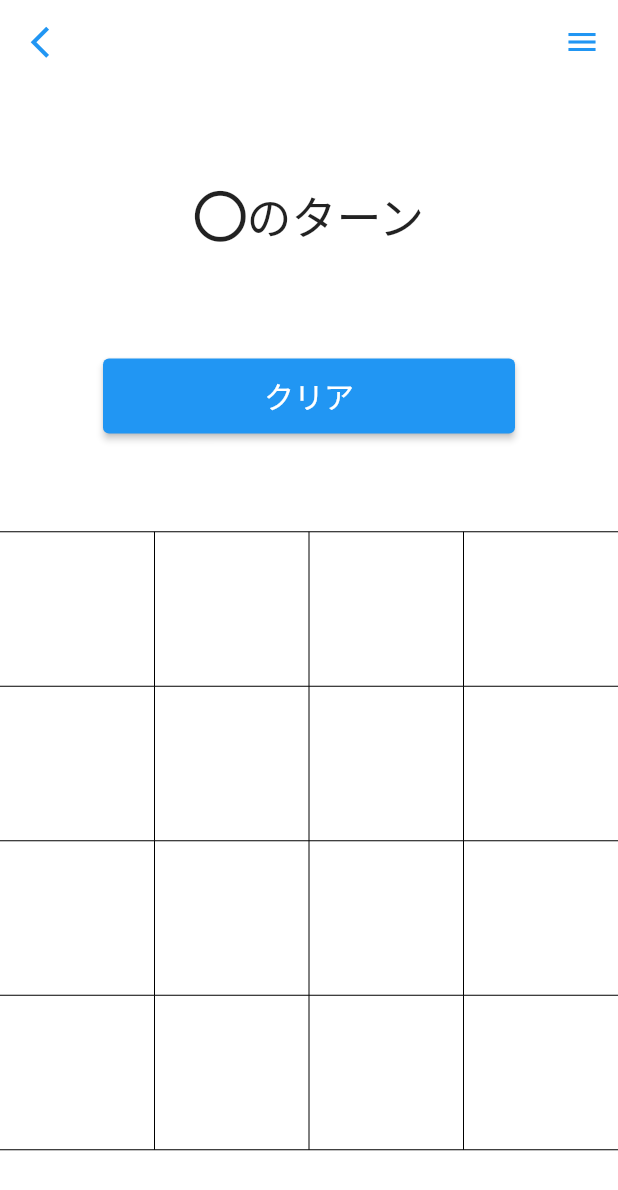
After one commit to iseruuuuu/marubatu_3_app, a Flutter app: the MyHomePage screen opened directly, item 2 of the bottom bar chosen, after a tap on "クリア", on a phone screen of 412 x 824 dp. The commit adds this screen. Shown: the top 1190 px of the screen. Run offline on Flutter 3.47's test engine with Material 2 defaults, Android fonts, the phone set to English and light mode, and no system bars; our stand-ins replace font_awesome_flutter.

Commit message:
２画面を追加

```diff
--- /dev/null
+++ b/lib/game_screen.dart
@@ -0,0 +1,362 @@
+import 'dart:math';
+
+import 'package:barubatu_3_app/model/model.dart';
+import 'package:flutter/material.dart';
+import 'package:font_awesome_flutter/font_awesome_flutter.dart';
+
+class MyHomePage extends StatefulWidget {
+  const MyHomePage({Key? key}) : super(key: key);
+
+  @override
+  _MyHomePageState createState() => _MyHomePageState();
+}
+
+class _MyHomePageState extends State<MyHomePage> {
+  //playerの設定。。。。◯->true   ,✖︎→false
+  bool turnOfCircle = true;
+  List<PieceStatus> statusList = List.filled(16, PieceStatus.none);
+  GameStatus gameStatus = GameStatus.play;
+  List<Widget> buildLine = [Container()];
+  double lineThickness = 4.0;
+  late double lineWidth;
+  final List<List<int>> settlementListHorizontal = [
+    //横の勝ち方
+    [0, 1, 2, 3],
+    [4, 5, 6, 7],
+    [8, 9, 10, 11],
+    [12, 13, 14, 15],
+  ];
+
+  //横の勝ち方
+  final List<List<int>> settlementListVertical = [
+    [0, 4, 8, 12],
+    [1, 5, 9, 13],
+    [2, 6, 10, 14],
+    [3, 7, 11, 15],
+  ];
+  final List<List<int>> settlementListDiagonal = [
+    //斜めの勝ち方
+    [0, 5, 10, 15],
+    [3, 6, 9, 12],
+  ];
+  final List<List<int>> settlementListfour = [
+    //正方形
+    //1列目の
+    [0, 1, 4, 5],
+    [2, 3, 6, 7],
+    [1, 2, 5, 6],
+    //２列目
+    [4, 5, 8, 9],
+    [5, 6, 9, 10],
+    [6, 7, 10, 11],
+    //3列目
+    [8, 9, 12, 13],
+    [9, 10, 13, 14],
+    [10, 11, 14, 15],
+  ];
+
+  @override
+  Widget build(BuildContext context) {
+    lineWidth = MediaQuery.of(context).size.width;
+    return Scaffold(
+      backgroundColor: Colors.white,
+      appBar: AppBar(
+        backgroundColor: Colors.white,
+        elevation: 0,
+        leading: Padding(
+          padding: const EdgeInsets.only(left: 10),
+          child: IconButton(
+            icon: const Icon(
+              Icons.arrow_back_ios,
+              color: Colors.blue,
+              size: 25,
+            ),
+            onPressed: () {
+              Navigator.pop(context);
+            },
+          ),
+        ),
+        actions: [
+          IconButton(
+            icon: const Icon(
+              Icons.menu,
+              color: Colors.blue,
+            ),
+            onPressed: () {
+              showDialog(
+                context: context,
+                builder: (_) {
+                  return AlertDialog(
+                    title: const Center(
+                      child: Text(
+                        '勝ち手一覧',
+                        style: TextStyle(
+                          fontSize: 25,
+                        ),
+                      ),
+                    ),
+                    content: Image.asset(
+                      'assets/images/1.png',
+                    ),
+                  );
+                },
+              );
+            },
+          ),
+        ],
+      ),
+      body: Column(
+        mainAxisAlignment: MainAxisAlignment.spaceEvenly,
+        children: [
+          Padding(
+            padding: const EdgeInsets.all(8.0),
+            child: Center(
+              child: buildRow(),
+            ),
+          ),
+          Padding(
+            padding: const EdgeInsets.all(8.0),
+            child: SizedBox(
+              width: MediaQuery.of(context).size.width / 1.5,
+              height: 50,
+              child: ElevatedButton(
+                child: const Text(
+                  'クリア',
+                  style: TextStyle(
+                    fontSize: 20,
+                  ),
+                ),
+                onPressed: () {
+                  setState(() {
+                    turnOfCircle = true;
+                    statusList = List.filled(16, PieceStatus.none);
+                    gameStatus = GameStatus.play;
+                    buildLine = [Container()];
+                  });
+                },
+              ),
+            ),
+          ),
+          buildColumn(),
+        ],
+      ),
+    );
+  }
+
+  Widget buildRow() {
+    switch (gameStatus) {
+      case GameStatus.play:
+        return Row(
+          mainAxisAlignment: MainAxisAlignment.center,
+          children: [
+            turnOfCircle
+                ? const Icon(
+                    FontAwesomeIcons.circle,
+                    size: 35,
+                  )
+                : const Icon(
+                    Icons.clear,
+                    size: 40,
+                  ),
+            const Text('のターン', style: TextStyle(fontSize: 30)),
+          ],
+        );
+      case GameStatus.draw:
+        return const Text("引き分けです。", style: TextStyle(fontSize: 30));
+      case GameStatus.settlement:
+        return Row(
+          children: [
+            !turnOfCircle
+                ? const Icon(
+                    FontAwesomeIcons.circle,
+                    size: 35,
+                  )
+                : const Icon(
+                    Icons.clear,
+                    size: 40,
+                  ),
+            const Text("の勝ち!!", style: TextStyle(fontSize: 30)),
+          ],
+        );
+      default:
+        return Container();
+    }
+  }
+
+  Widget buildColumn() {
+    List<Widget> _columnChildren = [
+      const Divider(
+        height: 0.0,
+        color: Colors.black,
+      ),
+    ];
+    List<Widget> _rowChildren = [];
+    for (int j = 0; j < 4; j++) {
+      //横の行を作成するもの
+      for (int i = 0; i < 4; i++) {
+        int _index = j * 4 + i;
+        _rowChildren.add(
+          Expanded(
+            child: InkWell(
+              onTap: gameStatus == GameStatus.play
+                  ? () {
+                      if (statusList[_index] == PieceStatus.none) {
+                        statusList[_index] = turnOfCircle
+                            ? PieceStatus.circle
+                            : PieceStatus.cross;
+                        turnOfCircle = !turnOfCircle;
+                        confirmResult();
+                      }
+                      setState(() {});
+                    }
+                  : null,
+              child: AspectRatio(
+                aspectRatio: 1.0,
+                child: Row(
+                  children: [
+                    Expanded(child: build1(statusList[_index])),
+                    (i == 3)
+                        ? Container()
+                        : const VerticalDivider(
+                            width: 0.0,
+                            color: Colors.black,
+                          ),
+                  ],
+                ),
+              ),
+            ),
+          ),
+        );
+      }
+      _columnChildren.add(
+        Row(
+          children: _rowChildren,
+        ),
+      );
+      _columnChildren.add(const Divider(
+        height: 0.0,
+        color: Colors.black,
+      ));
+      _rowChildren = [];
+    }
+    return Stack(
+      children: [
+        Column(children: _columnChildren),
+        Stack(
+          children: buildLine,
+        ),
+      ],
+    );
+  }
+
+  Container build1(PieceStatus pieceStatus) {
+    switch (pieceStatus) {
+      case PieceStatus.none:
+        return Container();
+      case PieceStatus.circle:
+        return Container(
+          child: const Icon(
+            FontAwesomeIcons.circle,
+            color: Colors.blue,
+            size: 60,
+          ),
+        );
+      case PieceStatus.cross:
+        return Container(
+          child: const Icon(
+            Icons.clear,
+            size: 70,
+            color: Colors.red,
+          ),
+        );
+      default:
+        return Container();
+    }
+  }
+
+  void confirmResult() {
+    if (!statusList.contains(PieceStatus.none)) {
+      gameStatus = GameStatus.draw;
+    }
+
+    //行における勝敗のパターン
+    for (int i = 0; i < settlementListHorizontal.length; i++) {
+      if (statusList[settlementListHorizontal[i][0]] ==
+              statusList[settlementListHorizontal[i][1]] &&
+          statusList[settlementListHorizontal[i][1]] ==
+              statusList[settlementListHorizontal[i][2]] &&
+          statusList[settlementListHorizontal[i][2]] ==
+              statusList[settlementListHorizontal[i][3]] &&
+          statusList[settlementListHorizontal[i][0]] != PieceStatus.none) {
+        buildLine.add(Container(
+          margin: EdgeInsets.only(
+              top: lineWidth / 3 * i + lineWidth / 6 - lineThickness / 2),
+        ));
+        gameStatus = GameStatus.settlement;
+      }
+    }
+
+    //行における勝敗のパターン
+    for (int i = 0; i < settlementListVertical.length; i++) {
+      if (statusList[settlementListVertical[i][0]] ==
+              statusList[settlementListVertical[i][1]] &&
+          statusList[settlementListVertical[i][1]] ==
+              statusList[settlementListVertical[i][2]] &&
+          statusList[settlementListVertical[i][2]] ==
+              statusList[settlementListVertical[i][3]] &&
+          statusList[settlementListVertical[i][0]] != PieceStatus.none) {
+        buildLine.add(Container(
+          margin: EdgeInsets.only(
+              left: lineWidth / 3 * i + lineWidth / 6 - lineThickness / 2),
+        ));
+        gameStatus = GameStatus.settlement;
+      }
+    }
+
+    //斜めにおける勝敗パターン
+    for (int i = 0; i < settlementListDiagonal.length; i++) {
+      if (statusList[settlementListDiagonal[i][0]] ==
+              statusList[settlementListDiagonal[i][1]] &&
+          statusList[settlementListDiagonal[i][1]] ==
+              statusList[settlementListDiagonal[i][2]] &&
+          statusList[settlementListDiagonal[i][2]] ==
+              statusList[settlementListDiagonal[i][3]] &&
+          statusList[settlementListDiagonal[i][0]] != PieceStatus.none) {
+        buildLine.add(
+          Transform.rotate(
+            alignment: i == 0 ? Alignment.topLeft : Alignment.topRight,
+            angle: i == 0 ? -pi / 4 : pi / 4,
+            child: Container(
+                width: lineThickness,
+                margin: EdgeInsets.only(
+                    left: i == 0 ? 0.0 : lineWidth - lineThickness)),
+          ),
+        );
+        gameStatus = GameStatus.settlement;
+      }
+    }
+
+    //行における勝敗のパターン
+    for (int i = 0; i < settlementListfour.length; i++) {
+      if (statusList[settlementListfour[i][0]] ==
+              statusList[settlementListfour[i][1]] &&
+          statusList[settlementListfour[i][1]] ==
+              statusList[settlementListfour[i][2]] &&
+          statusList[settlementListfour[i][2]] ==
+              statusList[settlementListfour[i][3]] &&
+          statusList[settlementListfour[i][0]] != PieceStatus.none) {
+        buildLine.add(
+          Transform.rotate(
+            alignment: i == 0 ? Alignment.topLeft : Alignment.topRight,
+            angle: i == 0 ? -pi / 4 : pi / 4,
+            child: Container(
+                width: lineThickness,
+                margin: EdgeInsets.only(
+                    left: i == 0 ? 0.0 : lineWidth - lineThickness)),
+          ),
+        );
+        gameStatus = GameStatus.settlement;
+      }
+    }
+  }
+}
--- a/lib/home_screen.dart
+++ b/lib/home_screen.dart
@@ -1,6 +1,5 @@
 import 'package:flutter/material.dart';
 import 'package:font_awesome_flutter/font_awesome_flutter.dart';
-
 
 class HomeScreen extends StatefulWidget {
   const HomeScreen({Key? key}) : super(key: key);
@@ -21,16 +20,27 @@ class _HomeScreenState extends State<HomeScreen> {
         child: Column(
           mainAxisAlignment: MainAxisAlignment.center,
           children: [
-            const Text('4×4', style: TextStyle(fontSize: 50)),
             Row(
               mainAxisAlignment: MainAxisAlignment.center,
               children: const [
-                Icon(FontAwesomeIcons.circle,
+                Icon(
+                  FontAwesomeIcons.circle,
                   size: 40,
                   color: Colors.blue,
                 ),
-                Icon(Icons.clear, size: 45, color: Colors.red),
-                Text('ゲーム', style: TextStyle(fontSize: 40)),
+                Icon(Icons.clear, size: 50, color: Colors.red),
+                Icon(
+                  FontAwesomeIcons.square,
+                  size: 40,
+                  color: Colors.green,
+                ),
+                SizedBox(
+                  width: 10,
+                ),
+                Text(
+                  'ゲーム',
+                  style: TextStyle(fontSize: 40),
+                ),
               ],
             ),
             const SizedBox(height: 40),
@@ -38,31 +48,15 @@ class _HomeScreenState extends State<HomeScreen> {
               width: 280,
               height: 60,
               child: ElevatedButton(
-                onPressed: () {
-                  Navigator.push(
-                    context,
-                    MaterialPageRoute(builder: (context) => const MyHomePage()),
-                  );
-                },
+                onPressed: () {},
+                // onPressed: () {
+                //   Navigator.push(
+                //     context,
+                //     MaterialPageRoute(builder: (context) => const MyHomePage()),
+                //   );
+                // },
                 child: const Text(
-                  '友達と対戦',
-                  style: TextStyle(fontSize: 25),
-                ),
-              ),
-            ),
-            const SizedBox(height: 40),
-            SizedBox(
-              width: 280,
-              height: 60,
-              child: ElevatedButton(
-                onPressed: () {
-                  Navigator.of(context).push(
-                    MaterialPageRoute(builder: (context)=> const CPUHomePage(),
-                    ),
-                  );
-                },
-                child: const Text(
-                  'CPUと対戦',
+                  '3人で対戦',
                   style: TextStyle(fontSize: 25),
                 ),
               ),
@@ -72,137 +66,4 @@ class _HomeScreenState extends State<HomeScreen> {
       ),
     );
   }
-
-  Widget Dialog() {
-    showDialog(
-      context: context,
-      builder: (_) {
-        return AlertDialog(
-          shape: const RoundedRectangleBorder(
-              borderRadius: BorderRadius.all(Radius.circular(32.0))),
-          title: const Text(
-            '現在開発中！',
-            textAlign: TextAlign.center,
-            style: TextStyle(fontSize: 30),
-          ),
-          content: const Text(
-            '',
-            textAlign: TextAlign.center,
-            style: TextStyle(fontSize: 15),
-          ),
-          actions: [
-            const Divider(
-              color: Colors.black,
-            ),
-            Row(
-              mainAxisAlignment: MainAxisAlignment.spaceEvenly,
-              children: [
-                ElevatedButton(
-                  onPressed: () {
-                    Navigator.pop(context);
-                  },
-                  child: const Text(
-                    'いいえ',
-                    style: TextStyle(
-                      color: Colors.blue,
-                      fontSize: 20,
-                    ),
-                  ),
-                ),
-              ],
-            ),
-          ],
-        );
-      },
-    );
-    return Dialog();
-  }
-
-  void action() {
-    Navigator.pop(context);
-  }
 }
-
-/*TODO 　現在使われているやつ！
- showDialog(
-                    context: context,
-                    builder: (_) {
-                      return AlertDialog(
-                        title: const Center(
-                          child: Text(
-                            "現在開発中",
-                            style: TextStyle(fontSize: 20),
-                          ),
-                        ),
-                        content: const Text(
-                          "少々お待ちください",
-                          style: TextStyle(fontSize: 20),
-                        ),
-                        actions: <Widget>[
-                          // ボタン領域
-                          const Spacer(),
-                          Center(
-                            child: TextButton(
-                              child: const Text(
-                                "閉じる",
-                                style: TextStyle(
-                                  color: Colors.red,
-                                  fontSize: 20,
-                                ),
-                              ),
-                              onPressed: () => Navigator.pop(context),
-                            ),
-                          ),
-                        ],
-                      );
-                    },
-                  );
- */
-
-
-
-
-
-
-
-
-
-
-
-
-
-//Navigator.push(context, MaterialPageRoute(builder: (context) => CPUPage()));
-
-/*
-return AlertDialog(
-                        title: Center(child: Text("注意!!", style: TextStyle(
-                            fontSize: 30),)),
-                        content: Text("相手は頭の悪いCPUです。\n""理不尽に❌をつけてきます。\n勝てるかどうかはあなたの実力と運です。",
-                          style: TextStyle(fontSize: 20),),
-                        actions: <Widget>[
-                          // ボタン領域
-                          Row(
-                            mainAxisAlignment: MainAxisAlignment.center,
-                            children: [
-                              Spacer(),
-                              Center(
-                                child: FlatButton(
-                                  child: const Text("閉じる", style: TextStyle(color: Colors.red,fontSize: 20)),
-                                  onPressed: () => Navigator.pop(context),
-                                ),
-                              ),
-                              Spacer(),
-                              Center(
-                                child: FlatButton(
-                                  child: const Text("チャレンジする", style: TextStyle(color: Colors.blue,fontSize: 20),),
-                                  onPressed: () {
-                                    Navigator.push(context, MaterialPageRoute(builder: (context) => CPUHomePage(title: '')));
-                                  },
-                                ),
-                              ),
-                              Spacer(),
-                            ],
-                          ),
-                        ],
-                      );
- */
--- /dev/null
+++ b/lib/model/model.dart
@@ -0,0 +1,11 @@
+enum PieceStatus {
+  none,
+  circle,
+  cross
+}
+
+enum GameStatus {
+  play,
+  draw,
+  settlement
+}
```
